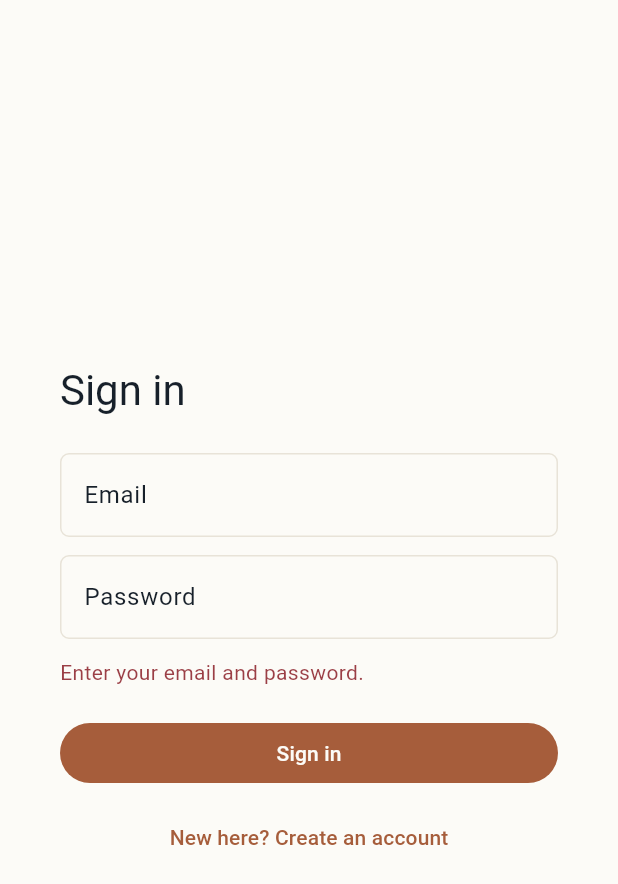
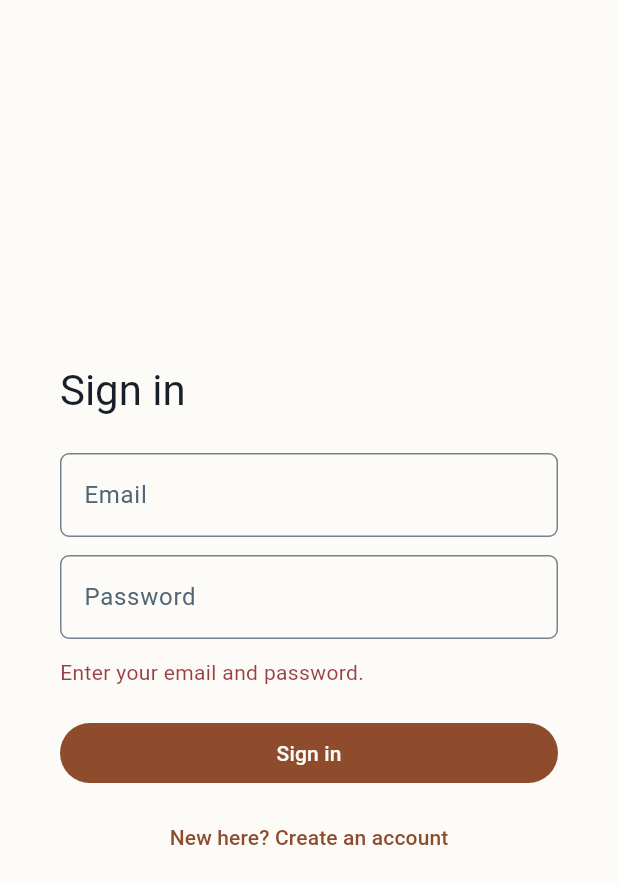
Before and after one commit to Henry-dev-dotcom/OmniAssist-full-stack, a Flutter app: the screen it shows after launch, after a tap on "Sign in", on a phone screen of 412 x 824 dp. Shown: the top 884 px of the screen. Run offline on Flutter 3.47's test engine with Material 3 defaults, Android fonts, the phone set to English and light mode, and no system bars; our stand-ins replace drift, drift_flutter, file_picker, flutter_riverpod, flutter_secure_storage, go_router and 1 more; missing offline and left inert: dart:js_interop; accounts and stored records are empty; generated files the repository leaves out were written again.

Commit message:
Design audit fixes: 3:1 control borders, readable nav indicator, dark theme
Co-Authored-By: Claude Sonnet 5.5 <noreply@anthropic.com>

```diff
--- a/apps/client/lib/app/app.dart
+++ b/apps/client/lib/app/app.dart
@@ -16,6 +16,7 @@ class OmniAssistApp extends ConsumerWidget {
     return MaterialApp.router(
       title: 'OmniAssist',
       theme: buildTheme(),
+      darkTheme: buildDarkTheme(),
       routerConfig: ref.watch(routerProvider),
     );
   }
--- a/apps/client/lib/app/theme.dart
+++ b/apps/client/lib/app/theme.dart
@@ -5,40 +5,90 @@ abstract final class Palette {
   static const ink950 = Color(0xFF17202A);
   static const ink800 = Color(0xFF263746);
   static const ink600 = Color(0xFF526575);
+  static const ink400 = Color(0xFF76828E); // 3.9:1 on paper050: control borders (WCAG 1.4.11)
   static const paper050 = Color(0xFFFCFBF7);
   static const paper100 = Color(0xFFF4F1EA);
   static const paper200 = Color(0xFFE8E3D8);
+  static const copper700 = Color(0xFF8E4C2D); // text-size copper: 6.4:1 on paper050
   static const copper600 = Color(0xFFA65D3B);
+  static const copper300 = Color(0xFFD69B7C); // dark-mode accent
   static const copper100 = Color(0xFFF2DED2);
   static const sage700 = Color(0xFF35705B);
   static const amber700 = Color(0xFF8A5B18);
   static const rose700 = Color(0xFF9B3F46);
+  static const rose300 = Color(0xFFE0949B);
   static const blue700 = Color(0xFF285E86);
+  static const night900 = Color(0xFF12181F);
+  static const night800 = Color(0xFF1B232C);
+  static const night700 = Color(0xFF26313C);
+  static const night400 = Color(0xFF8795A3); // 5.3:1 on night900
 }
 
-ThemeData buildTheme() {
-  const scheme = ColorScheme.light(
-    primary: Palette.copper600,
+ThemeData buildTheme() => _build(
+      const ColorScheme.light(
+        primary: Palette.copper700,
         onPrimary: Palette.paper050,
         primaryContainer: Palette.copper100,
         onPrimaryContainer: Palette.ink950,
         secondary: Palette.ink800,
+        secondaryContainer: Palette.copper100,
+        onSecondaryContainer: Palette.ink950,
         surface: Palette.paper050,
         onSurface: Palette.ink950,
+        onSurfaceVariant: Palette.ink600,
         surfaceContainerHighest: Palette.paper100,
-    outline: Palette.paper200,
+        outline: Palette.ink400,
+        outlineVariant: Palette.paper200,
         error: Palette.rose700,
+      ),
     );
+
+ThemeData buildDarkTheme() => _build(
+      const ColorScheme.dark(
+        primary: Palette.copper300,
+        onPrimary: Palette.night900,
+        primaryContainer: Color(0xFF4A2D1E),
+        onPrimaryContainer: Palette.paper100,
+        secondary: Palette.paper200,
+        secondaryContainer: Color(0xFF4A2D1E),
+        onSecondaryContainer: Palette.paper100,
+        surface: Palette.night900,
+        onSurface: Palette.paper100,
+        onSurfaceVariant: Color(0xFFB4BEC8),
+        surfaceContainerHighest: Palette.night700,
+        outline: Palette.night400,
+        outlineVariant: Palette.night700,
+        error: Palette.rose300,
+      ),
+    );
+
+ThemeData _build(ColorScheme scheme) {
   return ThemeData(
     useMaterial3: true,
     colorScheme: scheme,
-    scaffoldBackgroundColor: Palette.paper050,
-    focusColor: Palette.blue700,
+    scaffoldBackgroundColor: scheme.surface,
+    focusColor: scheme.brightness == Brightness.light ? Palette.blue700 : Palette.copper300,
     inputDecorationTheme: InputDecorationTheme(
       border: OutlineInputBorder(borderRadius: BorderRadius.circular(6)),
     ),
     cardTheme: CardThemeData(
-      shape: RoundedRectangleBorder(borderRadius: BorderRadius.circular(10)),
+      shape: RoundedRectangleBorder(
+        borderRadius: BorderRadius.circular(10),
+        side: BorderSide(color: scheme.outlineVariant),
+      ),
+    ),
+    navigationBarTheme: NavigationBarThemeData(
+      backgroundColor: scheme.surface,
+      indicatorColor: scheme.secondaryContainer,
+      iconTheme: WidgetStateProperty.resolveWith(
+        (s) => IconThemeData(
+          color: s.contains(WidgetState.selected) ? scheme.onSecondaryContainer : scheme.onSurfaceVariant,
+        ),
+      ),
+    ),
+    navigationRailTheme: NavigationRailThemeData(
+      backgroundColor: scheme.surface,
+      indicatorColor: scheme.secondaryContainer,
     ),
   );
 }
```
Lines whose indentation alone changed are shown as unchanged.
